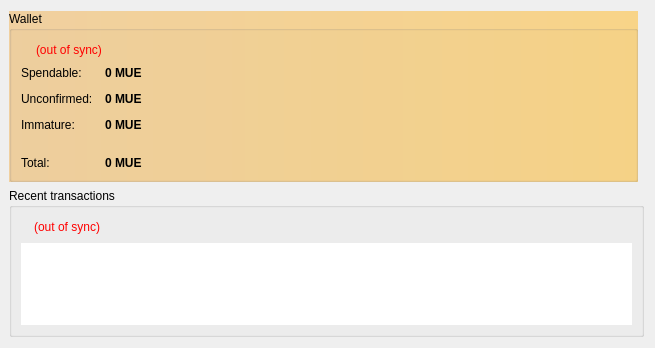
Old version of the form src/qt/forms/overviewpage.ui in the repository upgradeadvice/MUE-Src.
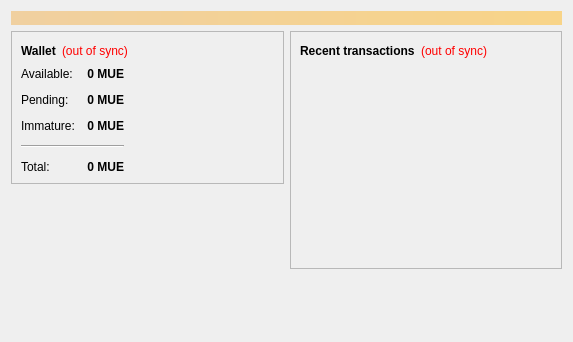
New version of the form.

```diff
--- a/src/qt/forms/overviewpage.ui
+++ b/src/qt/forms/overviewpage.ui
@@ -6,18 +6,15 @@
    <rect>
     <x>0</x>
     <y>0</y>
-    <width>655</width>
-    <height>348</height>
+    <width>573</width>
+    <height>342</height>
    </rect>
   </property>
   <property name="windowTitle">
    <string>Form</string>
   </property>
-  <layout class="QGridLayout" name="gridLayout">
-   <property name="leftMargin">
-    <number>9</number>
-   </property>
-   <item row="0" column="0">
+  <layout class="QVBoxLayout" name="topLayout">
+   <item>
     <widget class="QLabel" name="labelAlerts">
      <property name="visible">
       <bool>false</bool>
@@ -33,44 +30,17 @@
      </property>
     </widget>
    </item>
-   <item row="0" column="1">
-    <widget class="QFrame" name="hashTokenStatusContainer">
-     <property name="sizePolicy">
-      <sizepolicy hsizetype="Preferred" vsizetype="Fixed">
-       <horstretch>0</horstretch>
-       <verstretch>0</verstretch>
-      </sizepolicy>
-     </property>
-     <property name="maximumSize">
-      <size>
-       <width>16777215</width>
-       <height>220</height>
-      </size>
-     </property>
+   <item>
+    <layout class="QHBoxLayout" name="horizontalLayout" stretch="1,1">
+     <item>
+      <layout class="QVBoxLayout" name="verticalLayout_2">
+       <item>
+        <widget class="QFrame" name="frame">
      <property name="frameShape">
       <enum>QFrame::StyledPanel</enum>
      </property>
      <property name="frameShadow">
       <enum>QFrame::Raised</enum>
-     </property>
-    </widget>
-   </item>
-   <item row="0" column="0">
-    <widget class="QGroupBox" name="walletContainer">
-     <property name="sizePolicy">
-      <sizepolicy hsizetype="Preferred" vsizetype="Maximum">
-       <horstretch>0</horstretch>
-       <verstretch>0</verstretch>
-      </sizepolicy>
-     </property>
-     <property name="maximumSize">
-      <size>
-       <width>16777215</width>
-       <height>220</height>
-      </size>
-     </property>
-     <property name="title">
-      <string>Wallet</string>
      </property>
      <layout class="QVBoxLayout" name="verticalLayout_4">
       <item>
@@ -79,16 +49,12 @@
          <widget class="QLabel" name="label_5">
           <property name="font">
            <font>
-            <pointsize>11</pointsize>
             <weight>75</weight>
             <bold>true</bold>
            </font>
           </property>
-          <property name="styleSheet">
-           <string notr="true">background-color: transparent;</string>
-          </property>
           <property name="text">
-           <string/>
+               <string>Wallet</string>
           </property>
          </widget>
         </item>
@@ -98,7 +64,7 @@
            <string>The displayed information may be out of date. Your wallet automatically synchronizes with the Monetaryunit network after a connection is established, but this process has not completed yet.</string>
           </property>
           <property name="styleSheet">
-           <string notr="true">QLabel { color: red;Background-color:transparent }</string>
+               <string notr="true">QLabel { color: red; }</string>
           </property>
           <property name="text">
            <string notr="true">(out of sync)</string>
@@ -124,7 +90,9 @@
        </layout>
       </item>
       <item>
-       <layout class="QFormLayout" name="walletStatus">
+          <layout class="QHBoxLayout" name="horizontalLayout_3">
+           <item>
+           <layout class="QFormLayout" name="formLayout_2">
         <property name="fieldGrowthPolicy">
          <enum>QFormLayout::AllNonFixedFieldsGrow</enum>
         </property>
@@ -136,11 +104,8 @@
         </property>
         <item row="0" column="0">
          <widget class="QLabel" name="label">
-          <property name="styleSheet">
-           <string notr="true">background-color: transparent;</string>
-          </property>
           <property name="text">
-           <string>Spendable:</string>
+               <string>Available:</string>
           </property>
          </widget>
         </item>
@@ -158,28 +123,25 @@
           <property name="toolTip">
            <string>Your current spendable balance</string>
           </property>
-          <property name="styleSheet">
-           <string notr="true"/>
-          </property>
           <property name="text">
            <string notr="true">0 MUE</string>
           </property>
+              <property name="alignment">
+               <set>Qt::AlignRight|Qt::AlignTrailing|Qt::AlignVCenter</set>
+              </property>
           <property name="textInteractionFlags">
            <set>Qt::LinksAccessibleByMouse|Qt::TextSelectableByKeyboard|Qt::TextSelectableByMouse</set>
           </property>
          </widget>
         </item>
-        <item row="2" column="0">
+            <item row="1" column="0">
          <widget class="QLabel" name="label_3">
-          <property name="styleSheet">
-           <string notr="true">background-color: transparent;</string>
-          </property>
           <property name="text">
-           <string>Unconfirmed:</string>
+               <string>Pending:</string>
           </property>
          </widget>
         </item>
-        <item row="2" column="1">
+            <item row="1" column="1">
          <widget class="QLabel" name="labelUnconfirmed">
           <property name="font">
            <font>
@@ -196,22 +158,22 @@
           <property name="text">
            <string notr="true">0 MUE</string>
           </property>
+              <property name="alignment">
+               <set>Qt::AlignRight|Qt::AlignTrailing|Qt::AlignVCenter</set>
+              </property>
           <property name="textInteractionFlags">
            <set>Qt::LinksAccessibleByMouse|Qt::TextSelectableByKeyboard|Qt::TextSelectableByMouse</set>
           </property>
          </widget>
         </item>
-        <item row="3" column="0">
+            <item row="2" column="0">
          <widget class="QLabel" name="labelImmatureText">
-          <property name="styleSheet">
-           <string notr="true">background-color: transparent;</string>
-          </property>
           <property name="text">
            <string>Immature:</string>
           </property>
          </widget>
         </item>
-        <item row="3" column="1">
+            <item row="2" column="1">
          <widget class="QLabel" name="labelImmature">
           <property name="font">
            <font>
@@ -225,48 +187,22 @@
           <property name="text">
            <string notr="true">0 MUE</string>
           </property>
+              <property name="alignment">
+               <set>Qt::AlignRight|Qt::AlignTrailing|Qt::AlignVCenter</set>
+              </property>
           <property name="textInteractionFlags">
            <set>Qt::LinksAccessibleByMouse|Qt::TextSelectableByKeyboard|Qt::TextSelectableByMouse</set>
           </property>
          </widget>
         </item>
         <item row="4" column="0">
-         <spacer name="verticalSpacer">
-          <property name="orientation">
-           <enum>Qt::Vertical</enum>
-          </property>
-          <property name="sizeHint" stdset="0">
-           <size>
-            <width>20</width>
-            <height>40</height>
-           </size>
-          </property>
-         </spacer>
-        </item>
-        <item row="4" column="1">
-         <spacer name="verticalSpacer_2">
-          <property name="orientation">
-           <enum>Qt::Vertical</enum>
-          </property>
-          <property name="sizeHint" stdset="0">
-           <size>
-            <width>20</width>
-            <height>40</height>
-           </size>
-          </property>
-         </spacer>
-        </item>
-        <item row="5" column="0">
          <widget class="QLabel" name="labelTotalText">
-          <property name="styleSheet">
-           <string notr="true">background-color: transparent;</string>
-          </property>
           <property name="text">
            <string>Total:</string>
           </property>
          </widget>
         </item>
-        <item row="5" column="1">
+            <item row="4" column="1">
          <widget class="QLabel" name="labelTotal">
           <property name="font">
            <font>
@@ -283,31 +219,73 @@
           <property name="text">
            <string notr="true">0 MUE</string>
           </property>
+              <property name="alignment">
+               <set>Qt::AlignRight|Qt::AlignTrailing|Qt::AlignVCenter</set>
+              </property>
           <property name="textInteractionFlags">
            <set>Qt::LinksAccessibleByMouse|Qt::TextSelectableByKeyboard|Qt::TextSelectableByMouse</set>
           </property>
          </widget>
         </item>
-       </layout>
-      </item>
-     </layout>
-    </widget>
-   </item>
-   <item row="1" column="0" colspan="2">
-    <widget class="QGroupBox" name="transactionContainer">
-     <property name="title">
-      <string>Recent transactions</string>
+            <item row="3" column="0" colspan="2">
+             <widget class="Line" name="line">
+              <property name="orientation">
+               <enum>Qt::Horizontal</enum>
+              </property>
+             </widget>
+            </item>
+           </layout>
+          </item>
+            <item>
+             <spacer name="horizontalSpacer_3">
+              <property name="orientation">
+               <enum>Qt::Horizontal</enum>
+              </property>
+              <property name="sizeHint" stdset="0">
+               <size>
+                <width>40</width>
+                <height>20</height>
+               </size>
+              </property>
+             </spacer>
+            </item>
+           </layout>
+          </item>
+         </layout>
+        </widget>
+       </item>
+       <item>
+        <spacer name="verticalSpacer">
+         <property name="orientation">
+          <enum>Qt::Vertical</enum>
+         </property>
+         <property name="sizeHint" stdset="0">
+          <size>
+           <width>20</width>
+           <height>40</height>
+          </size>
+         </property>
+        </spacer>
+       </item>
+      </layout>
+     </item>
+     <item>
+      <layout class="QVBoxLayout" name="verticalLayout_3">
+       <item>
+        <widget class="QFrame" name="frame_2">
+         <property name="frameShape">
+          <enum>QFrame::StyledPanel</enum>
+         </property>
+         <property name="frameShadow">
+          <enum>QFrame::Raised</enum>
      </property>
      <layout class="QVBoxLayout" name="verticalLayout">
       <item>
        <layout class="QHBoxLayout" name="recentTransactionsHeader">
         <item>
          <widget class="QLabel" name="label_4">
-          <property name="styleSheet">
-           <string notr="true">background-color: transparent;</string>
-          </property>
           <property name="text">
-           <string/>
+               <string>&lt;b&gt;Recent transactions&lt;/b&gt;</string>
           </property>
          </widget>
         </item>
@@ -317,7 +295,7 @@
            <string>The displayed information may be out of date. Your wallet automatically synchronizes with the MUEdomCoin network after a connection is established, but this process has not completed yet.</string>
           </property>
           <property name="styleSheet">
-           <string notr="true">QLabel { color: red;Background-color:transparent }</string>
+               <string notr="true">QLabel { color: red; }</string>
           </property>
           <property name="text">
            <string notr="true">(out of sync)</string>
@@ -344,9 +322,15 @@
       </item>
       <item>
        <widget class="QListView" name="listTransactions">
+            <property name="styleSheet">
+             <string notr="true">QListView { background: transparent; }</string>
+            </property>
         <property name="frameShape">
          <enum>QFrame::NoFrame</enum>
         </property>
+            <property name="verticalScrollBarPolicy">
+             <enum>Qt::ScrollBarAlwaysOff</enum>
+            </property>
         <property name="horizontalScrollBarPolicy">
          <enum>Qt::ScrollBarAlwaysOff</enum>
         </property>
@@ -360,6 +344,23 @@
       </item>
      </layout>
     </widget>
+       </item>
+       <item>
+        <spacer name="verticalSpacer_2">
+         <property name="orientation">
+          <enum>Qt::Vertical</enum>
+         </property>
+         <property name="sizeHint" stdset="0">
+          <size>
+           <width>20</width>
+           <height>40</height>
+          </size>
+         </property>
+        </spacer>
+       </item>
+      </layout>
+     </item>
+    </layout>
    </item>
   </layout>
  </widget>
```
Left out of the diff: 13 changed lines with no effect on the pictures. Lines whose indentation alone changed are shown as unchanged.
